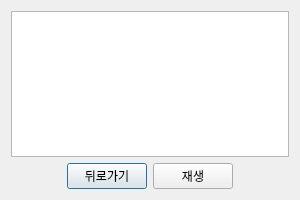
The window that ui/savedvideolist.ui (Jhnn22/RPI_mini_VMS_server) describes before a commit, drawn with Qt 5.
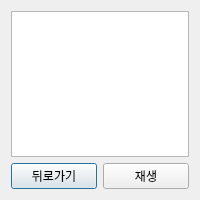
The same window after the commit.

What changed in the file:
```diff
--- a/ui/savedvideolist.ui
+++ b/ui/savedvideolist.ui
@@ -6,7 +6,7 @@
    <rect>
     <x>0</x>
     <y>0</y>
-    <width>300</width>
+    <width>200</width>
     <height>200</height>
    </rect>
   </property>
@@ -19,19 +19,6 @@
    </item>
    <item>
     <layout class="QHBoxLayout" name="horizontalLayout">
-     <item>
-      <spacer name="horizontalSpacer">
-       <property name="orientation">
-        <enum>Qt::Orientation::Horizontal</enum>
-       </property>
-       <property name="sizeHint" stdset="0">
-        <size>
-         <width>40</width>
-         <height>20</height>
-        </size>
-       </property>
-      </spacer>
-     </item>
      <item>
       <widget class="QPushButton" name="back_pushButton">
        <property name="text">
@@ -46,19 +33,6 @@
        </property>
       </widget>
      </item>
-     <item>
-      <spacer name="horizontalSpacer_2">
-       <property name="orientation">
-        <enum>Qt::Orientation::Horizontal</enum>
-       </property>
-       <property name="sizeHint" stdset="0">
-        <size>
-         <width>40</width>
-         <height>20</height>
-        </size>
-       </property>
-      </spacer>
-     </item>
     </layout>
    </item>
   </layout>
```
